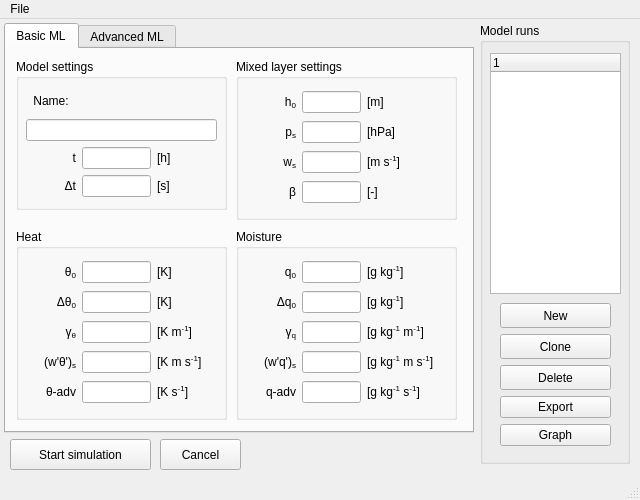
classmodel/modelgui, file mlmodel_UI/mainwindow.ui: the form before one commit.
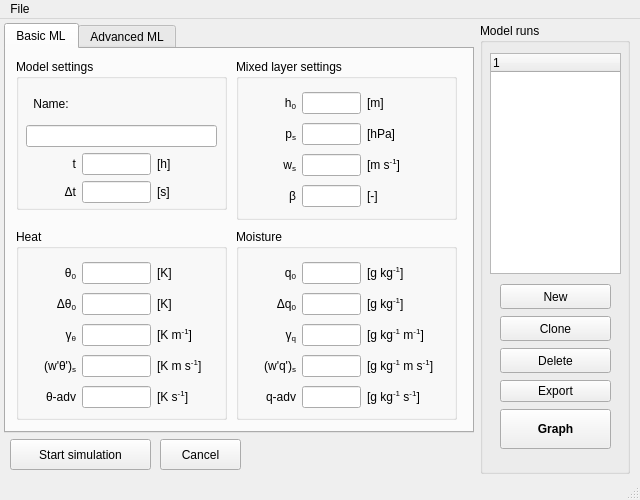
The form after the commit.

```diff
--- a/mlmodel_UI/mainwindow.ui
+++ b/mlmodel_UI/mainwindow.ui
@@ -81,7 +81,7 @@
          <x>10</x>
          <y>30</y>
          <width>191</width>
-         <height>108</height>
+         <height>114</height>
         </rect>
        </property>
        <layout class="QGridLayout" name="modelsettings_grid" columnminimumwidth="50,0,60">
@@ -207,7 +207,7 @@
          <x>10</x>
          <y>30</y>
          <width>191</width>
-         <height>148</height>
+         <height>156</height>
         </rect>
        </property>
        <layout class="QGridLayout" name="heat_grid" columnminimumwidth="50,0,60">
@@ -427,7 +427,7 @@
          <x>10</x>
          <y>30</y>
          <width>201</width>
-         <height>118</height>
+         <height>124</height>
         </rect>
        </property>
        <layout class="QGridLayout" name="cbl_settings_grid" columnminimumwidth="50,0,80">
@@ -611,7 +611,7 @@
          <x>10</x>
          <y>30</y>
          <width>201</width>
-         <height>148</height>
+         <height>156</height>
         </rect>
        </property>
        <layout class="QGridLayout" name="moisture_grid" columnminimumwidth="50,0,80">
@@ -1280,7 +1280,7 @@
       <x>480</x>
       <y>4</y>
       <width>150</width>
-      <height>441</height>
+      <height>451</height>
      </rect>
     </property>
     <property name="minimumSize">
@@ -1298,7 +1298,7 @@
        <x>10</x>
        <y>30</y>
        <width>131</width>
-       <height>241</height>
+       <height>221</height>
       </rect>
      </property>
      <column>
@@ -1311,9 +1311,9 @@
      <property name="geometry">
       <rect>
        <x>20</x>
-       <y>280</y>
+       <y>260</y>
        <width>111</width>
-       <height>143</height>
+       <height>167</height>
       </rect>
      </property>
      <layout class="QVBoxLayout" name="verticalLayout">
@@ -1365,9 +1365,24 @@
       </item>
       <item>
        <widget class="QPushButton" name="graphButton">
+        <property name="minimumSize">
+         <size>
+          <width>0</width>
+          <height>40</height>
+         </size>
+        </property>
+        <property name="font">
+         <font>
+          <weight>75</weight>
+          <bold>true</bold>
+         </font>
+        </property>
         <property name="text">
          <string>Graph</string>
         </property>
+        <property name="flat">
+         <bool>false</bool>
+        </property>
        </widget>
       </item>
      </layout>
```
Left out of the diff: 8 changed lines with no effect on the pictures.
